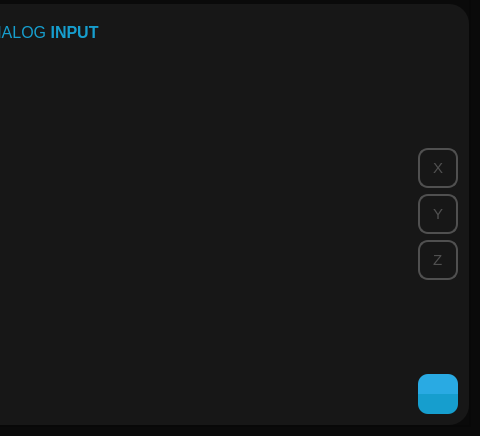
The window that OUTPUTS_VIEWER.ui (JoaquinAllione/KL46Z_UART_ACC_VIEWER) describes before a commit, drawn with Qt 5; both pictures show x 708 to 1188 and y 213 to 649 of the 1188 by 649 pixel window.
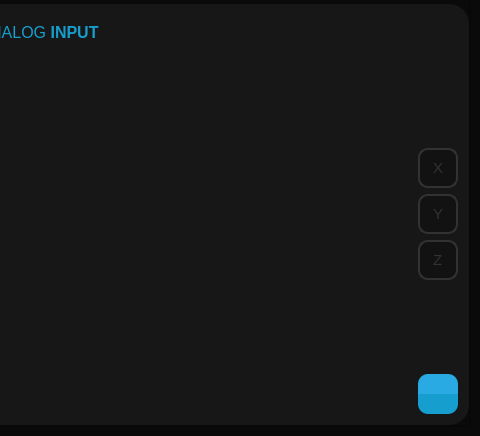
The same window after the commit. Icons and pictures are not drawn.

Commit message: Estilo CheckBoxes.

```diff
--- a/OUTPUTS_VIEWER.ui
+++ b/OUTPUTS_VIEWER.ui
@@ -1417,6 +1417,7 @@
 	font-size: 15px;
 	border-radius: 10px;
 	padding-left: 7px;
+	background-color: rgb(18, 18, 18);
 }
 
 QCheckBox::indicator::unchecked {
@@ -1430,8 +1431,8 @@
 }
 
 QCheckBox::unchecked{
-	border: 2px solid rgb(80,80,80);
-	color: rgb(80,80,80);
+	border: 2px solid rgb(50,50,50);
+	color: rgb(50,50,50);
 }
 
 QCheckBox::checked{
```
The commit also changes 1 other file.
